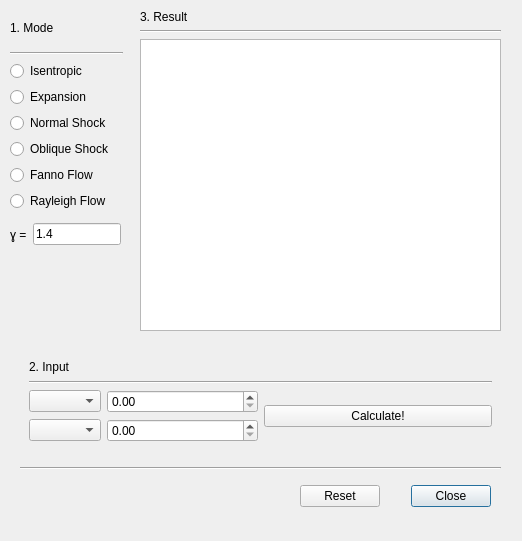
The window that caeroc/gui/base.ui (ashwinvis/caeroc) describes before a commit, drawn with Qt 5.
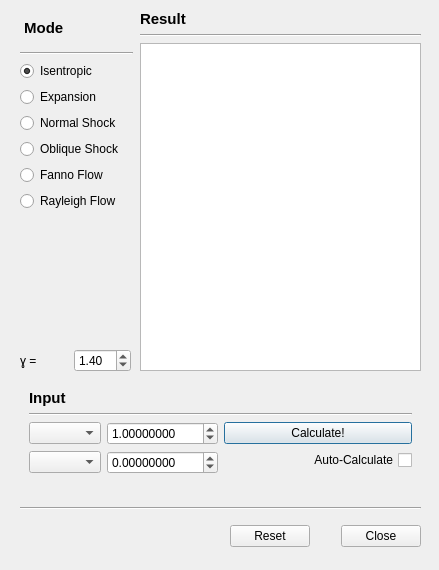
The same window after the commit.

Commit message: New GUI feature: autocalculate

What changed in the file:
```diff
--- a/caeroc/gui/base.ui
+++ b/caeroc/gui/base.ui
@@ -6,8 +6,8 @@
    <rect>
     <x>0</x>
     <y>0</y>
-    <width>522</width>
-    <height>541</height>
+    <width>439</width>
+    <height>570</height>
    </rect>
   </property>
   <property name="windowTitle">
@@ -19,8 +19,8 @@
   <widget class="QDialogButtonBox" name="buttonBox">
    <property name="geometry">
     <rect>
-     <x>300</x>
-     <y>480</y>
+     <x>230</x>
+     <y>520</y>
      <width>191</width>
      <height>32</height>
     </rect>
@@ -35,7 +35,7 @@
   <widget class="QWidget" name="verticalLayoutWidget_2">
    <property name="geometry">
     <rect>
-     <x>10</x>
+     <x>20</x>
      <y>10</y>
      <width>113</width>
      <height>201</height>
@@ -44,8 +44,18 @@
    <layout class="QVBoxLayout" name="qvbl_mode">
     <item>
      <widget class="QLabel" name="label">
+      <property name="font">
+       <font>
+        <pointsize>11</pointsize>
+        <weight>75</weight>
+        <bold>true</bold>
+       </font>
+      </property>
+      <property name="toolTip">
+       <string>Choos a formula set</string>
+      </property>
       <property name="text">
-       <string>1. Mode</string>
+       <string> Mode</string>
       </property>
      </widget>
     </item>
@@ -61,10 +71,18 @@
       <property name="text">
        <string>Isentropic</string>
       </property>
+      <property name="checked">
+       <bool>true</bool>
+      </property>
      </widget>
     </item>
     <item>
      <widget class="QRadioButton" name="qrb2_expa">
+      <property name="font">
+       <font>
+        <strikeout>false</strikeout>
+       </font>
+      </property>
       <property name="text">
        <string>Expansion</string>
       </property>
@@ -104,8 +122,8 @@
    <property name="geometry">
     <rect>
      <x>20</x>
-     <y>460</y>
-     <width>481</width>
+     <y>500</y>
+     <width>401</width>
      <height>16</height>
     </rect>
    </property>
@@ -117,46 +135,96 @@
    <property name="geometry">
     <rect>
      <x>20</x>
-     <y>350</y>
-     <width>481</width>
-     <height>101</height>
+     <y>380</y>
+     <width>401</width>
+     <height>121</height>
     </rect>
    </property>
    <layout class="QGridLayout" name="gridLayout">
-    <item row="2" column="1">
-     <widget class="QPushButton" name="qpb_calculate">
+    <item row="0" column="0">
+     <widget class="QLabel" name="label_3">
+      <property name="font">
+       <font>
+        <pointsize>11</pointsize>
+        <weight>75</weight>
+        <bold>true</bold>
+        <underline>false</underline>
+       </font>
+      </property>
       <property name="text">
-       <string>Calculate!</string>
+       <string>Input</string>
       </property>
      </widget>
     </item>
-    <item row="2" column="0">
+    <item row="1" column="0" colspan="2">
+     <widget class="Line" name="line_3">
+      <property name="orientation">
+       <enum>Qt::Horizontal</enum>
+      </property>
+     </widget>
+    </item>
+    <item row="2" column="0" rowspan="4">
      <layout class="QFormLayout" name="qfl_input">
       <item row="0" column="0">
        <widget class="QComboBox" name="qcb1_input"/>
       </item>
       <item row="0" column="1">
-       <widget class="QDoubleSpinBox" name="qdsb1_input"/>
+       <widget class="QDoubleSpinBox" name="qdsb1_input">
+        <property name="decimals">
+         <number>8</number>
+        </property>
+        <property name="maximum">
+         <double>999.990000000000009</double>
+        </property>
+        <property name="singleStep">
+         <double>0.100000000000000</double>
+        </property>
+        <property name="value">
+         <double>1.000000000000000</double>
+        </property>
+       </widget>
+      </item>
+      <item row="1" column="1">
+       <widget class="QDoubleSpinBox" name="qdsb2_input">
+        <property name="decimals">
+         <number>8</number>
+        </property>
+        <property name="minimum">
+         <double>-99.000000000000000</double>
+        </property>
+        <property name="value">
+         <double>0.000000000000000</double>
+        </property>
+       </widget>
       </item>
       <item row="1" column="0">
        <widget class="QComboBox" name="qcb2_input"/>
       </item>
-      <item row="1" column="1">
-       <widget class="QDoubleSpinBox" name="qdsb2_input"/>
-      </item>
      </layout>
     </item>
-    <item row="0" column="0">
-     <widget class="QLabel" name="label_3">
+    <item row="2" column="1">
+     <widget class="QPushButton" name="qpb_calculate">
       <property name="text">
-       <string>2. Input</string>
+       <string>Calculate!</string>
+      </property>
+      <property name="default">
+       <bool>true</bool>
       </property>
      </widget>
     </item>
-    <item row="1" column="0" colspan="2">
-     <widget class="Line" name="line_3">
-      <property name="orientation">
-       <enum>Qt::Horizontal</enum>
+    <item row="3" column="1">
+     <widget class="QCheckBox" name="checkBox">
+      <property name="toolTip">
+       <string>Auto-updates the result as the input is changed</string>
+      </property>
+      <property name="layoutDirection">
+       <enum>Qt::RightToLeft</enum>
+      </property>
+      <property name="autoFillBackground">
+       <bool>false</bool>
+      </property>
+      <property name="text">
+       <string>Auto-Calculate</string>
       </property>
      </widget>
     </item>
@@ -167,15 +235,29 @@
     <rect>
      <x>140</x>
      <y>10</y>
-     <width>361</width>
-     <height>321</height>
+     <width>281</width>
+     <height>361</height>
     </rect>
    </property>
    <layout class="QVBoxLayout" name="verticalLayout_3">
     <item>
      <widget class="QLabel" name="label_4">
+      <property name="font">
+       <font>
+        <pointsize>11</pointsize>
+        <weight>75</weight>
+        <bold>true</bold>
+        <kerning>true</kerning>
+       </font>
+      </property>
+      <property name="acceptDrops">
+       <bool>false</bool>
+      </property>
+      <property name="toolTip">
+       <string>Tabulated output</string>
+      </property>
       <property name="text">
-       <string>3. Result</string>
+       <string>Result</string>
       </property>
      </widget>
     </item>
@@ -187,31 +269,44 @@
      </widget>
     </item>
     <item>
-     <widget class="QTableView" name="qtw_output"/>
+     <widget class="QTableView" name="qtw_output">
+      <property name="autoFillBackground">
+       <bool>false</bool>
+      </property>
+     </widget>
     </item>
    </layout>
   </widget>
   <widget class="QWidget" name="horizontalLayoutWidget">
    <property name="geometry">
     <rect>
-     <x>10</x>
-     <y>220</y>
+     <x>20</x>
+     <y>340</y>
      <width>111</width>
-     <height>29</height>
+     <height>41</height>
     </rect>
    </property>
    <layout class="QHBoxLayout" name="horizontalLayout">
+    <property name="topMargin">
+     <number>0</number>
+    </property>
     <item>
      <widget class="QLabel" name="label_2">
+      <property name="layoutDirection">
+       <enum>Qt::LeftToRight</enum>
+      </property>
       <property name="text">
        <string>ɣ =</string>
       </property>
      </widget>
     </item>
     <item>
-     <widget class="QLineEdit" name="qle_gamma">
-      <property name="text">
-       <string>1.4</string>
+     <widget class="QDoubleSpinBox" name="qdsb_gamma">
+      <property name="singleStep">
+       <double>0.100000000000000</double>
+      </property>
+      <property name="value">
+       <double>1.400000000000000</double>
       </property>
      </widget>
     </item>
```
The commit also changes 5 other files.
